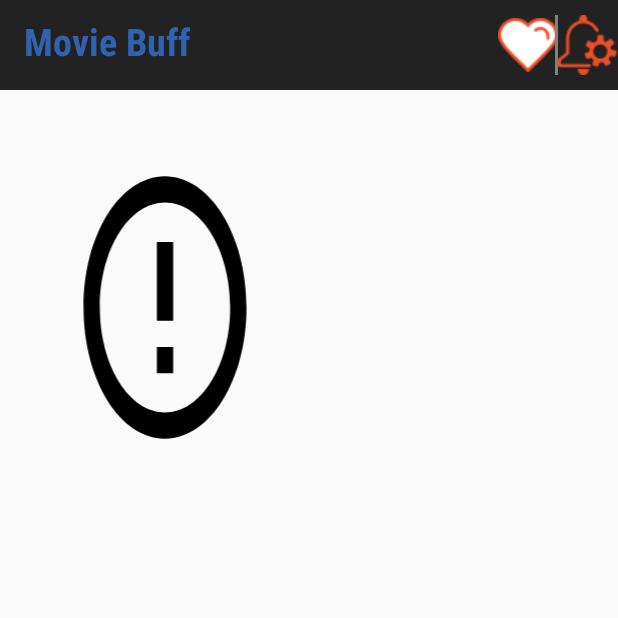
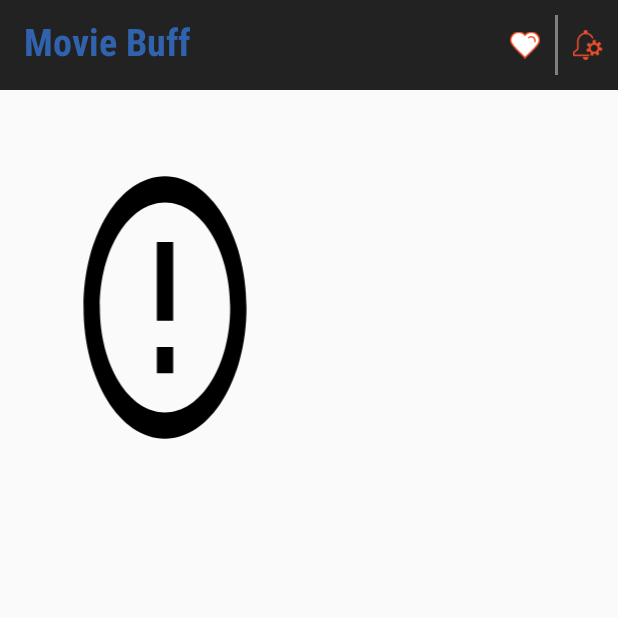
Before and after one commit to sarthakshive/MovieBuff-App, an Android app: the Main2Activity screen opened directly, with no data from a screen before it, on a phone screen of 412 x 824 dp, the top half of it. Run offline under Robolectric (Android 15) with nearby library versions, the phone set to English and light mode, and no system bars; our stand-ins replace Picasso, Room's generated code; network calls fail; pictures from the network do not load; 3 statements that could not run were skipped.

```diff
--- a/app/build.gradle
+++ b/app/build.gradle
@@ -25,10 +25,10 @@ dependencies {
     testImplementation 'junit:junit:4.12'
     androidTestImplementation 'com.android.support.test:runner:1.0.1'
     androidTestImplementation 'com.android.support.test.espresso:espresso-core:3.0.1'
-    compile 'com.android.volley:volley:1.1.0'
-    compile 'com.google.code.gson:gson:2.8.2'
+    api 'com.android.volley:volley:1.1.0'
+    api 'com.google.code.gson:gson:2.8.2'
     implementation 'com.android.support:recyclerview-v7:26.1.0'
-    compile 'com.squareup.picasso:picasso:2.5.2'
+    api 'com.squareup.picasso:picasso:2.5.2'
     implementation "android.arch.persistence.room:runtime:1.0.0"
     annotationProcessor "android.arch.persistence.room:compiler:1.0.0"
 
--- /dev/null
+++ b/app/src/main/java/com/example/sarthaktaneja/moviebuff/Database/Movie.java
@@ -0,0 +1,27 @@
+package com.example.sarthaktaneja.moviebuff.Database;
+
+import android.arch.persistence.room.ColumnInfo;
+import android.arch.persistence.room.Entity;
+import android.arch.persistence.room.PrimaryKey;
+
+import com.example.sarthaktaneja.moviebuff.Model.Pojo1;
+
+@Entity(tableName = "movie")
+public class Movie {
+
+    public Movie(Pojo1 pojo1)
+    {
+        firstName=pojo1.getOriginalTitle();
+        rating=pojo1.getVoteAverage();
+    }
+
+    @PrimaryKey(autoGenerate = true)
+    private int uid;
+
+    @ColumnInfo(name = "movie_name")
+    private String firstName;
+
+    @ColumnInfo(name = "rating")
+    private double rating;
+
+}
--- a/app/src/main/java/com/example/sarthaktaneja/moviebuff/Database/MovieDao.java
+++ b/app/src/main/java/com/example/sarthaktaneja/moviebuff/Database/MovieDao.java
@@ -5,7 +5,7 @@ import android.arch.persistence.room.Delete;
 import android.arch.persistence.room.Insert;
 import android.arch.persistence.room.Query;
 
-import com.example.sarthaktaneja.moviebuff.Model.Pojo1;
+import com.example.sarthaktaneja.moviebuff.Database.Movie;
 
 import java.util.List;
 
@@ -14,14 +14,10 @@ import java.util.List;
  */
 @Dao
 public interface MovieDao {
-    @Query("SELECT * FROM Pojo1")
-    List<Pojo1> getAll();
-
+    @Query("SELECT * FROM movie")
+    List<Movie> getAll();
 
 
     @Insert
-    void insertAll(Pojo1 movies);
-
-    @Delete
-    void delete(Pojo1 pojo1);
+    void insertAll(Movie movies);
 }
--- a/app/src/main/java/com/example/sarthaktaneja/moviebuff/Database/MyAsync.java
+++ b/app/src/main/java/com/example/sarthaktaneja/moviebuff/Database/MyAsync.java
@@ -3,7 +3,7 @@ package com.example.sarthaktaneja.moviebuff.Database;
 import android.content.Context;
 import android.os.AsyncTask;
 
-import com.example.sarthaktaneja.moviebuff.Model.Pojo1;
+import com.example.sarthaktaneja.moviebuff.Database.Movie;
 
 /**
  * Created by sarthaktaneja on 30/04/18.
@@ -18,17 +18,17 @@ public class MyAsync extends AsyncTask<Object,Void,Boolean> {
         this.context=context;
     }
 
-    private boolean addMovie(MovieDatabase mdb, Pojo1 pojo1)
+    private boolean addMovie(MovieDatabase mdb, Movie movie)
     {
-        mdb.movieDao().insertAll(pojo1);
+        mdb.movieDao().insertAll(movie);
         return true;
     }
 
     @Override
     protected Boolean doInBackground(Object... objects) {
         if(objects != null && objects[0] instanceof MovieDatabase){
-            if(objects[1] instanceof Pojo1){
-                return addMovie((MovieDatabase)objects[0],(Pojo1)objects[1]);
+            if(objects[1] instanceof Movie){
+                return addMovie((MovieDatabase)objects[0],(Movie) objects[1]);
             }
         }
 
--- a/app/src/main/java/com/example/sarthaktaneja/moviebuff/Main2Activity.java
+++ b/app/src/main/java/com/example/sarthaktaneja/moviebuff/Main2Activity.java
@@ -3,33 +3,50 @@ package com.example.sarthaktaneja.moviebuff;
 import android.app.Activity;
 import android.arch.persistence.room.Room;
 import android.os.Bundle;
+import android.view.View;
 import android.widget.ImageView;
+import android.widget.Toast;
 
+import com.example.sarthaktaneja.moviebuff.Database.Movie;
 import com.example.sarthaktaneja.moviebuff.Database.MovieDatabase;
 import com.example.sarthaktaneja.moviebuff.Database.MyAsync;
 import com.example.sarthaktaneja.moviebuff.Model.Pojo1;
 import com.squareup.picasso.Picasso;
 
-public class Main2Activity extends Activity {
+public class Main2Activity extends Activity  {
 
     @Override
     protected void onCreate(Bundle savedInstanceState) {
         super.onCreate(savedInstanceState);
         setContentView(R.layout.activity_main3);
         ImageView img = (ImageView) findViewById(R.id.movie_photo);
-        MovieDatabase mdb= Room.databaseBuilder(getApplicationContext(),MovieDatabase.class,"Movie-Database").build();
-
+        ImageView wish=(ImageView) findViewById(R.id.heart);
+        final MovieDatabase mdb= Room.databaseBuilder(getApplicationContext(),MovieDatabase.class,"Movie-Database").build();
 
         MyAsync myTask=new MyAsync(this);
         myTask.execute(mdb,new Pojo1());
-
 
         Pojo1 pojo1= (Pojo1) getIntent().getSerializableExtra("Object");
 
         String imgUrl="http://image.tmdb.org/t/p/w500/" + pojo1.getPosterPath();
         Picasso.with(this).load(imgUrl).error(R.drawable.ic_error_outline_black_24dp).placeholder(R.drawable.rotate).into(img);
+        final Movie movie=new Movie(pojo1);
+        wish.setOnClickListener(new View.OnClickListener() {
+            @Override
+            public void onClick(View view) {
+                addMovie(mdb,movie);
+                Toast.makeText(Main2Activity.this, "Added to Database", Toast.LENGTH_SHORT).show();
+            }
+        });
+        wish.setTag(movie);
+       final MovieDatabase db;
+        }
 
+
+        private Movie addMovie(MovieDatabase mdb, Movie movie) {
+
+        mdb.movieDao().insertAll(movie);
+        return movie;
     }
 
-
 }
--- a/app/src/main/java/com/example/sarthaktaneja/moviebuff/Model/Pojo1.java
+++ b/app/src/main/java/com/example/sarthaktaneja/moviebuff/Model/Pojo1.java
@@ -16,7 +16,7 @@ import com.google.gson.annotations.SerializedName;
 import java.io.Serializable;
 import java.util.List;
 
-@Entity
+
 public class Pojo1 implements Serializable{
 
     @SerializedName("vote_count")
@@ -24,14 +24,12 @@ public class Pojo1 implements Serializable{
     private Integer voteCount;
     @SerializedName("id")
     @Expose
-    @PrimaryKey
     private Integer id;
     @SerializedName("video")
     @Expose
     private Boolean video;
     @SerializedName("vote_average")
     @Expose
-    @ColumnInfo(name = "rating")
     private Double voteAverage;
     @SerializedName("title")
     @Expose
--- a/app/src/main/res/layout/toolbar1.xml
+++ b/app/src/main/res/layout/toolbar1.xml
@@ -21,25 +21,28 @@
         android:id="@+id/appname" />
 
     <ImageView
-        android:id="@+id/error"
+        android:id="@+id/heart"
         android:layout_width="40dp"
         android:layout_height="40dp"
-        android:layout_toLeftOf="@id/save"
+        android:layout_toLeftOf="@id/line"
         android:src="@drawable/wishlist"
+        android:padding="10dp"
         />
 
         <View
+            android:id="@+id/line"
             android:layout_width="2dp"
             android:layout_height="40dp"
             android:background="@color/account_separtor_txt"
-            android:layout_toStartOf="@id/save" />
+            android:layout_toStartOf="@id/notify" />
 
     <ImageView
-        android:id="@+id/save"
+        android:id="@+id/notify"
         android:layout_width="40dp"
         android:layout_height="40dp"
         android:src="@drawable/notifications"
         android:layout_alignParentRight="true"
+        android:padding="10dp"
         />
 
     </RelativeLayout>
--- a/build.gradle
+++ b/build.gradle
@@ -7,7 +7,7 @@ buildscript {
         jcenter()
     }
     dependencies {
-        classpath 'com.android.tools.build:gradle:3.0.1'
+        classpath 'com.android.tools.build:gradle:3.1.2'
 
 
 
```
Also changed, not shown: app/src/main/java/com/example/sarthaktaneja/moviebuff/MainActivity.java (+14 -6 lines), app/src/main/res/layout/toolbar.xml (+6 -2 lines), gradle/wrapper/gradle-wrapper.properties.
